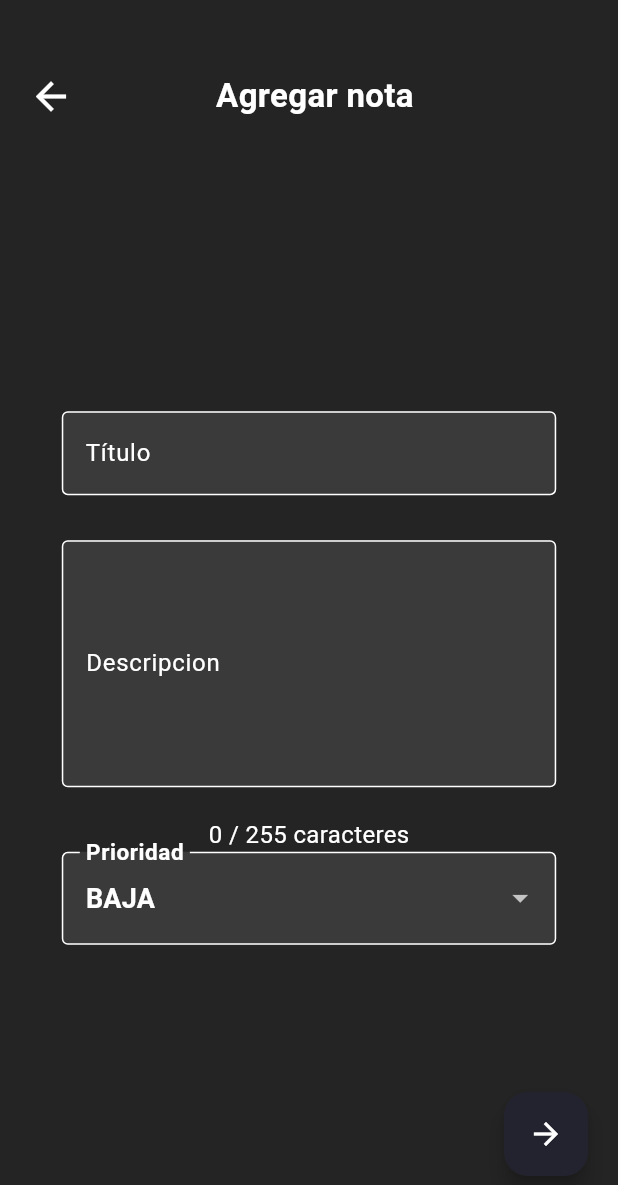
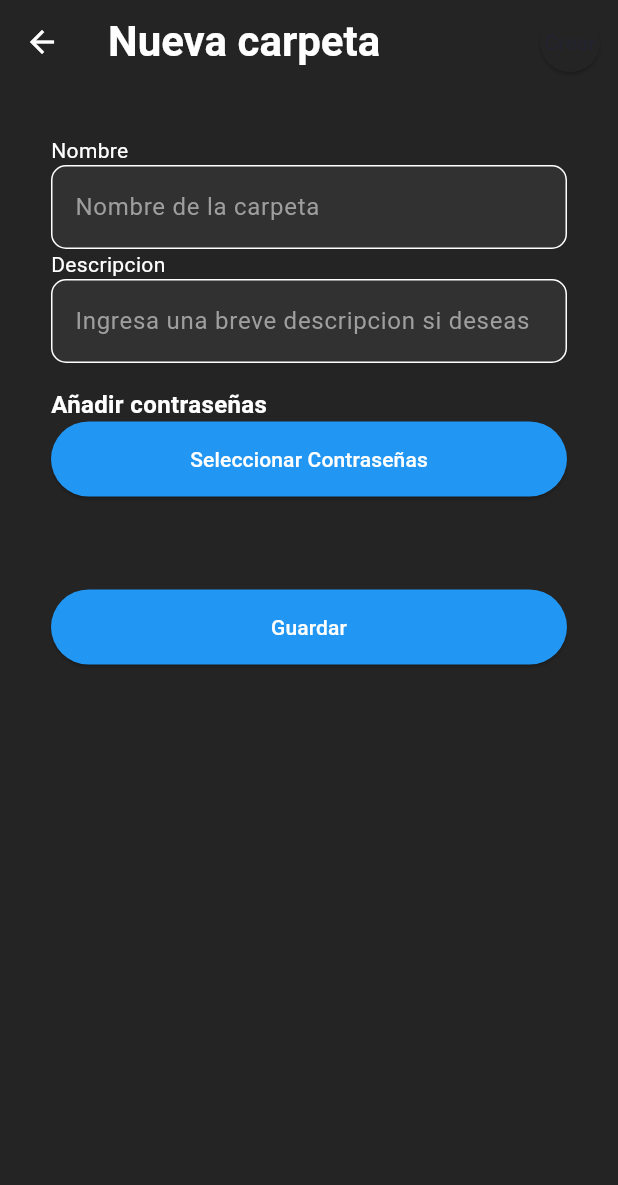
Before and after one commit to DorkoSpron0/Hidden-Pass, a Flutter app: the PricipalPageScreen screen opened directly, item 2 of the bottom bar chosen, after a tap on the "add" icon, on a phone screen of 412 x 824 dp. Shown: the top 1185 px of the screen. Run offline on Flutter 3.47's test engine with Material 3 defaults, Android fonts, the phone set to English and light mode, and no system bars; our stand-ins replace flutter_slidable, hive; missing offline and left inert: dart_jsonwebtoken; accounts and stored records are empty; Roboto replaces fonts that are missing (Onest).

Commit message:
Added folders screens without functionality, added to the navbar
Added folders screens without functionality, added to the navbar

```diff
--- /dev/null
+++ b/lib/UI/SCREENS/create_new_folder_screen.dart
@@ -0,0 +1,55 @@
+import 'package:flutter/material.dart';
+import 'package:hidden_pass/UI/PROVIDERS/token_auth_provider.dart';
+import 'package:hidden_pass/UI/WIDGETS/folder_widgets/folder_form.dart';
+import 'package:hidden_pass/UI/WIDGETS/passwords_form/password_form.dart';
+import 'package:hidden_pass/UI/UTILS/theme_data.dart';
+import 'package:provider/provider.dart';
+
+void main() => runApp(const CreateNewFolderScreen());
+
+class CreateNewFolderScreen extends StatelessWidget {
+  const CreateNewFolderScreen({super.key});
+
+  @override
+  Widget build(BuildContext context) {
+    return MaterialApp(
+      debugShowCheckedModeBanner: false,
+      title: 'Crear contraseñas',
+      theme: customThemeData(),
+      home: Scaffold(
+        appBar: AppBar(
+          leading: IconButton(
+            icon: const Icon(Icons.arrow_back),
+            onPressed: () {
+              Navigator.pop(context);
+            },
+          ),
+          title: const Text('Nueva carpeta'),
+          titleTextStyle: TextStyle(fontSize: 28, fontWeight: FontWeight.bold),
+          actions: <Widget>[
+            ElevatedButton(
+              onPressed: () {
+                print("Guardar presionado");
+              },
+              style: ElevatedButton.styleFrom(
+                shape: const CircleBorder(),
+                padding: const EdgeInsets.all(8),
+              ),
+              child: const Text("Crear"),
+            ),
+          ],
+        ),
+        body: SingleChildScrollView( // Cambiado aquí
+          child: Padding(
+            padding: const EdgeInsets.all(16.0), // Añadir padding si es necesario
+            child: Column(
+              children: const [
+                FolderForm(),
+              ],
+            ),
+          ),
+        ),
+      ),
+    );
+  }
+}
--- a/lib/UI/SCREENS/folders_list_screen.dart
+++ b/lib/UI/SCREENS/folders_list_screen.dart
@@ -1,43 +1,36 @@
 import 'package:flutter/material.dart';
-import 'package:hidden_pass/DOMAIN/MODELS/folder_model.dart';
-import 'package:hidden_pass/UI/WIDGETS/appbar_widget.dart';
+import 'package:hidden_pass/UI/UTILS/theme_data.dart';
 import 'package:hidden_pass/UI/WIDGETS/folder_widgets/folder_widget.dart';
 
-class FoldersListScreen extends StatelessWidget {
+import '../WIDGETS/password_list_widgets/all_passwords_list.dart';
+
+
+void main() => runApp(const FoldersListScreen());
+
+class FoldersListScreen extends StatefulWidget {
   const FoldersListScreen({super.key});
 
   @override
+  State<FoldersListScreen> createState() => _FoldersListScreenState();
+}
+
+class _FoldersListScreenState extends State<FoldersListScreen> {
+  @override
   Widget build(BuildContext context) {
-
-    List<FolderModel> folderList = [
-      FolderModel(title: "Email Folder", description: "Description importante muy larga", url: "assets/images/adobe.png"),
-      FolderModel(title: "Bank Folder", description: "Description Dont care", url: "assets/images/be.png"),
-      FolderModel(title: "Disney Folder", description: "Description care", url: "assets/images/dinsey.png"),
-      FolderModel(title: "Netflix Folder", description: "Description", url: "assets/images/netflix.png"),
-      FolderModel(title: "PhotoShop 1", description: "Description <3", url: "assets/images/photo.png"),
-      FolderModel(title: "Folder 1", description: "Emails folder", url: "assets/images/spotify.png"),
-      FolderModel(title: "Folder 1", description: "por folder", url: "assets/images/steam.png"),
-      FolderModel(title: "Folder 1", description: "videos fodler", url: "assets/images/adobe.png"),
-      FolderModel(title: "Folder 1", description: "entertaiment folder", url: "assets/images/adobe.png"),
-      FolderModel(title: "Folder 1", description: "Dont care", url: "assets/images/dinsey.png"),
-      FolderModel(title: "Folder 1", description: "Dont care", url: "assets/images/be.png"),
-    ];
-
-    return Scaffold(
-      appBar: appBarWidget(context, "Carpetas"),
-      body: GridView.builder(
-        shrinkWrap: true,
-        itemCount: folderList.length,
-        gridDelegate: SliverGridDelegateWithFixedCrossAxisCount(crossAxisCount: 2, childAspectRatio: 0.75),
-        itemBuilder: (context, index) => Column(
-          children: [
-            InkWell(
-              onTap: (){},
-              child: FolderWidget(titleCard: folderList[index].title, descriptionCard: folderList[index].description, image: Image.asset(folderList[index].url)),
-            ),
-          ],
-        )
-      )
+    return MaterialApp(
+      debugShowCheckedModeBanner: false,
+      title: 'Crear contraseñas',
+      theme: customThemeData(),
+      home: Scaffold(
+        appBar: AppBar(
+          title: const Text('Tus Carpetas'),
+          titleTextStyle: TextStyle(fontSize: 28, fontWeight: FontWeight.bold),
+          actions: <Widget>[],
+        ),
+        body: Center(
+          child: FolderWidget(),
+        ),
+      ),
     );
   }
 }
--- a/lib/UI/SCREENS/principal_page_screen.dart
+++ b/lib/UI/SCREENS/principal_page_screen.dart
@@ -2,11 +2,14 @@ import 'package:flutter/material.dart';
 import 'package:hidden_pass/UI/PROVIDERS/navigation_provider.dart';
 import 'package:hidden_pass/UI/PROVIDERS/token_auth_provider.dart';
 import 'package:hidden_pass/UI/SCREENS/add_notas_screen.dart';
+import 'package:hidden_pass/UI/SCREENS/create_new_folder_screen.dart';
 import 'package:hidden_pass/UI/SCREENS/create_new_password_screen.dart';
+import 'package:hidden_pass/UI/SCREENS/folders_list_screen.dart';
 import 'package:hidden_pass/UI/SCREENS/notes_list_screen.dart';
 import 'package:hidden_pass/UI/SCREENS/settings_screen.dart';
 import 'package:hidden_pass/UI/WIDGETS/appbar_widget.dart';
 import 'package:hidden_pass/UI/WIDGETS/bottom_navigation_bar.dart';
+import 'package:hidden_pass/UI/WIDGETS/bottom_navigation_bar_widgets/bottom_item_widget_big.dart';
 import 'package:hidden_pass/UI/WIDGETS/password_list_widgets/password_list_body_widget.dart';
 import 'package:provider/provider.dart';
 
@@ -25,11 +28,12 @@ class _PrincipalPageScreenState extends State<PricipalPageScreen> {
 
     final List<Widget> pages = [
       PasswordListBodyWidget(),
+      FoldersListScreen(),
       NotesListScreen(),
       SettingsScreen()
     ];
 
-    final List<String> titles = ["Contraseñas", "Notas", "Configuración"];
+    final List<String> titles = ["Contraseñas", "Carpetas", "Notas", "Configuración"];
 
     return Scaffold(
       appBar: appBarWidget(context, titles[watch.index]),
@@ -51,7 +55,9 @@ class _PrincipalPageScreenState extends State<PricipalPageScreen> {
           ),
         ],
       ),
-      bottomNavigationBar: BottomNavigationBarWidget(),
+      bottomNavigationBar: MediaQuery.of(context).size.width > 600
+          ? BottomNavigationBarBigWidget()
+          : BottomNavigationBarWidget(),
       floatingActionButton: FloatingActionButton(
         backgroundColor: Color(0XFF131313),
         shape: CircleBorder(),
@@ -59,16 +65,25 @@ class _PrincipalPageScreenState extends State<PricipalPageScreen> {
           if (watch.index == 1) {
             final result = await Navigator.push(
               context,
-              MaterialPageRoute(builder: (context) => AddNoteScreen()),
+              MaterialPageRoute(builder: (context) => CreateNewFolderScreen()),
             );
             if (result == true) {
+              // Actualizar la lista de notas si es necesario
+            }
+          }else if (watch.index == 2) {
+            final result = await Navigator.push(
+              context,
+              MaterialPageRoute(builder: (context) => AddNoteScreen()),
+            ); if (result == true) {
               // Actualizar la lista de notas si es necesario
             }
           } else if (watch.index == 0) {
             final result = await Navigator.push(
               context,
               MaterialPageRoute(builder: (context) => CreateNewPasswordScreen()),
-            );
+            ); if (result == true) {
+              // Actualizar la lista de notas si es necesario
+            }
           }
         },
         child: Icon(Icons.add, size: 30.0),
--- a/lib/UI/WIDGETS/bottom_navigation_bar.dart
+++ b/lib/UI/WIDGETS/bottom_navigation_bar.dart
@@ -33,6 +33,7 @@ class BottomNavigationBarWidget extends StatelessWidget {
           iconSize: 30.0,
           items: [
             BottomNavigationBarItem(icon: Icon(Icons.home_filled), label: "INICIO",),
+            BottomNavigationBarItem(icon: Icon(Icons.folder), label: "CARPETAS"),
             BottomNavigationBarItem(icon: Icon(Icons.message), label: "NOTAS"),
             BottomNavigationBarItem(icon: Icon(Icons.settings), label: "CONFIG"),
           ]
--- /dev/null
+++ b/lib/UI/WIDGETS/folder_widgets/folder_form.dart
@@ -0,0 +1,135 @@
+import 'dart:convert';
+import 'package:flutter/material.dart';
+import 'package:hidden_pass/DOMAIN/MODELS/folder_model.dart';
+import 'package:hidden_pass/DOMAIN/MODELS/password_options.dart';
+import 'package:hidden_pass/UI/PROVIDERS/id_user_provider.dart';
+import 'package:hidden_pass/UI/SCREENS/principal_page_screen.dart';
+import 'dart:math';
+import 'package:http/http.dart' as http;
+import 'package:hidden_pass/UI/PROVIDERS/token_auth_provider.dart';
+import 'package:provider/provider.dart';
+
+class FolderForm extends StatefulWidget {
+  const FolderForm({Key? key}) : super(key: key);
+
+  @override
+  State<FolderForm> createState() => _FolderFormState();
+}
+
+class _FolderFormState extends State<FolderForm> {
+  final TextEditingController _folderNameController = TextEditingController();
+  final TextEditingController _iconController = TextEditingController();
+  final TextEditingController _descriptionController = TextEditingController();
+  final TextEditingController _passwordsController = TextEditingController();
+
+  final FocusNode _folderNameFocus = FocusNode();
+  final FocusNode _iconFocus = FocusNode();
+  final FocusNode _descriptionFocus = FocusNode();
+  final FocusNode _passwordsFocus = FocusNode();
+
+  void saveFolder(String name, String icon, String description, String passwords, BuildContext context) async {
+    final Token = context.read<TokenAuthProvider>().token;
+    final IdUser = context.read<IdUserProvider>().idUser;
+
+    final Url = Uri.parse(
+        'http://10.0.2.2:8081/api/v1/hidden_pass/folders/$IdUser');
+    var Body = json.encode({
+      "name": name,
+      "icon": icon,
+      "description": description,
+      "passwords": passwords,
+    });
+
+    var response = await http.post(Url, body: Body, headers: {
+      'Content-Type': 'application/json',
+      'Authorization': 'Bearer $Token'
+    });
+
+    print(response.statusCode);
+    if (response.statusCode == 200) {
+      print("Carpeta creada con exito");
+    } else {
+      print("Error al crear la carpeta: ${response.statusCode}");
+    }
+  }
+
+  @override
+  Widget build(BuildContext context) {
+    return Padding(
+      padding: const EdgeInsets.all(18.0),
+      child: Column(
+        crossAxisAlignment: CrossAxisAlignment.start,
+        children: <Widget>[
+          const Text('Nombre', style: TextStyle(color: Colors.white)),
+          TextField(
+            controller: _folderNameController,
+            focusNode: _folderNameFocus,
+            style: const TextStyle(color: Colors.white),
+            decoration: InputDecoration(
+              border: OutlineInputBorder(
+                borderRadius: BorderRadius.circular(10),
+                borderSide: const BorderSide(color: Colors.white),
+              ),
+              hintText: 'Nombre de la carpeta',
+              hintStyle: const TextStyle(color: Colors.grey),
+              filled: true,
+              fillColor: const Color.fromARGB(255, 49, 49, 49),
+            ),
+          ),
+          const Text('Descripcion', style: TextStyle(color: Colors.white)),
+          TextField(
+            controller: _descriptionController,
+            focusNode: _descriptionFocus,
+            style: const TextStyle(color: Colors.white),
+            decoration: InputDecoration(
+              border: OutlineInputBorder(
+                borderRadius: BorderRadius.circular(10),
+                borderSide: const BorderSide(color: Colors.white),
+              ),
+              hintText: 'Ingresa una breve descripcion si deseas',
+              hintStyle: const TextStyle(color: Colors.grey),
+              filled: true,
+              fillColor: const Color.fromARGB(255, 49, 49, 49),
+            ),
+          ),
+
+          const SizedBox(height: 16.0),
+          const Text('Añadir contraseñas', style: TextStyle(color: Colors.white, fontSize: 16,
+                  fontWeight: FontWeight.bold)),
+          ElevatedButton(
+            onPressed: () {
+              Navigator.pushNamed(context, 'select_folders');
+            },
+            style: ElevatedButton.styleFrom(
+              backgroundColor: Colors.blue,
+              minimumSize: const Size.fromHeight(50),
+            ),
+            child: const Text('Seleccionar Contraseñas', style: TextStyle(color: Colors.white)),
+          ),
+          const SizedBox(height: 24.0),
+
+          const SizedBox(height: 38),
+          ElevatedButton(
+            onPressed: () {
+              String name = _folderNameController.text;
+              String icon = _iconController.text;
+              String description = _descriptionController.text;
+              String passwords = _passwordsController.text;
+
+              saveFolder(name, icon, description, passwords, context);
+              Navigator.pushReplacement(
+                context,
+                MaterialPageRoute(builder: (context) => const PricipalPageScreen()),
+              );
+            },
+            style: ElevatedButton.styleFrom(
+              backgroundColor: Colors.blue,
+              minimumSize: const Size.fromHeight(50),
+            ),
+            child: const Text('Guardar', style: TextStyle(color: Colors.white)),
+          ),
+        ],
+      ),
+    );
+  }
+}
--- a/lib/UI/WIDGETS/folder_widgets/folder_widget.dart
+++ b/lib/UI/WIDGETS/folder_widgets/folder_widget.dart
@@ -1,61 +1,133 @@
 import 'package:flutter/material.dart';
 
-class FolderWidget extends StatelessWidget {
-  final String titleCard;
-  final String descriptionCard;
-  final Image image;
-  const FolderWidget(
-      {super.key,
-      required this.titleCard,
-      required this.descriptionCard,
-      required this.image});
+class FolderWidget extends StatefulWidget {
+  @override
+  State<FolderWidget> createState() => _FolderWidgetState();
+}
+
+class _FolderWidgetState extends State<FolderWidget> {
+  // Datos hard-coded de ejemplo, listos para ser reemplazados por datos de una API
+  final List<Map<String, String>> passwords = [
+    {'id': '1', 'name': 'Behance', 'description': 'Description 1', 'logo': 'behance'},
+    {'id': '2', 'name': 'Adobe', 'description': 'Description 1', 'logo': 'adobe'},
+    {'id': '3', 'name': 'Behance', 'description': 'Description 1', 'logo': 'behance'},
+    {'id': '4', 'name': 'Behance', 'description': 'Description 1', 'logo': 'behance'},
+    {'id': '5', 'name': 'Behance', 'description': 'Description 1', 'logo': 'behance'},
+    {'id': '6', 'name': 'Behance', 'description': 'Description 1', 'logo': 'behance'},
+  ];
+
+  @override
+  Widget build(BuildContext context) {
+    return GridView.builder(
+      padding: const EdgeInsets.all(16),
+      gridDelegate: const SliverGridDelegateWithFixedCrossAxisCount(
+        crossAxisCount: 2,
+        mainAxisSpacing: 18,
+        crossAxisSpacing: 18,
+        childAspectRatio: 0.95,
+      ),
+      itemCount: passwords.length,
+      itemBuilder: (context, index) {
+        final item = passwords[index];
+        return _PasswordCard(
+          name: item['name']!,
+          description: item['description']!,
+          logo: item['logo']!,
+        );
+      },
+    );
+  }
+}
+
+class _PasswordCard extends StatelessWidget {
+  final String name;
+  final String description;
+  final String logo;
+
+  const _PasswordCard({
+    required this.name,
+    required this.description,
+    required this.logo,
+  });
 
   @override
   Widget build(BuildContext context) {
     return Container(
-      width: 200,
-      height: 250,
-      margin: const EdgeInsets.symmetric(horizontal: 10),
       decoration: BoxDecoration(
-        borderRadius: BorderRadius.circular(20),
-        color: Colors.black.withAlpha(80),
-        boxShadow: [
-          BoxShadow(
-            color: Colors.black.withAlpha(20),
-            blurRadius: 10,
-            spreadRadius: 10,
-            offset: Offset(0, 4),
+        color: const Color(0xFF232323),
+        borderRadius: BorderRadius.circular(18),
+      ),
+      child: Column(
+        mainAxisAlignment: MainAxisAlignment.center,
+        children: [
+          _buildLogo(),
+          const SizedBox(height: 12),
+          Text(
+            name,
+            style: const TextStyle(
+              color: Colors.white,
+              fontWeight: FontWeight.bold,
+              fontSize: 18,
+            ),
           ),
-        ],
-      ),
-      child: Stack(
-        children: [
-          Positioned(left: 50, right: 50, top: 10, bottom: 50, child: image),
-          Positioned(
-              bottom: 15,
-              left: 20,
-              child: Column(
-                crossAxisAlignment: CrossAxisAlignment.start,
-                children: [
-                  Text(
-                    titleCard,
-                    style: const TextStyle(
-                        color: Colors.white70,
-                        fontSize: 16,
-                        fontWeight: FontWeight.bold),
-                        overflow: TextOverflow.ellipsis,
-                  ),
-                  // Text(
-                  //   descriptionCard,
-                  //   style: const TextStyle(
-                  //     color: Colors.white70,
-                  //     fontSize: 14,
-                  //   ),
-                  // )
-                ],
-              )),
+          const SizedBox(height: 4),
+          Text(
+            description,
+            style: const TextStyle(
+              color: Colors.grey,
+              fontSize: 13,
+            ),
+          ),
         ],
       ),
     );
   }
+
+  Widget _buildLogo() {
+    // Aquí puedes personalizar los logos según el nombre o usar imágenes de assets
+    if (logo == 'behance') {
+      return Container(
+        width: 64,
+        height: 64,
+        decoration: const BoxDecoration(
+          color: Color(0xFF1877F2),
+          shape: BoxShape.circle,
+        ),
+        child: Center(
+          child: Text(
+            'Bē',
+            style: TextStyle(
+              color: Colors.white,
+              fontSize: 32,
+              fontWeight: FontWeight.bold,
+            ),
+          ),
+        ),
+      );
+    } else if (logo == 'adobe') {
+      return Container(
+        width: 64,
+        height: 64,
+        decoration: const BoxDecoration(
+          color: Colors.red,
+          shape: BoxShape.circle,
+        ),
+        child: Center(
+          child: Icon(Icons.ac_unit, color: Colors.white, size: 36), // Cambia por el logo real si tienes asset
+        ),
+      );
+    } else {
+      return Container(
+        width: 64,
+        height: 64,
+        decoration: const BoxDecoration(
+          color: Colors.grey,
+          shape: BoxShape.circle,
+        ),
+        child: Center(
+          child: Icon(Icons.lock, color: Colors.white, size: 36),
+        ),
+      );
+    }
+  }
 }
```
Also changed, not shown: lib/DOMAIN/MODELS/folder_model.dart (+4 -4 lines), lib/UI/SCREENS/home_screen.dart (deleted, +0 -17 lines), lib/UI/WIDGETS/bottom_navigation_bar_widgets/bottom_item_widget_big.dart (added, +43 -0 lines), lib/UI/WIDGETS/password_list_widgets/list_favorite_passwords.dart (deleted, +0 -30 lines), lib/main.dart (+7 -7 lines), lib/UI/WIDGETS/folder_widgets/select_passwords.dart (added), 125 other files.
